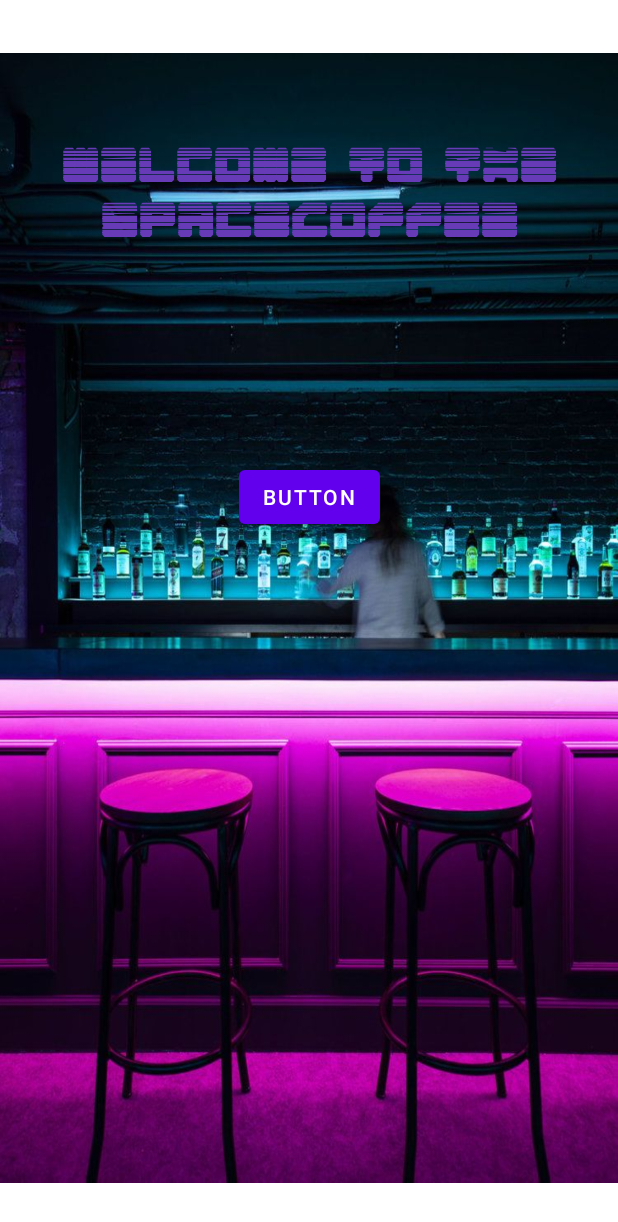
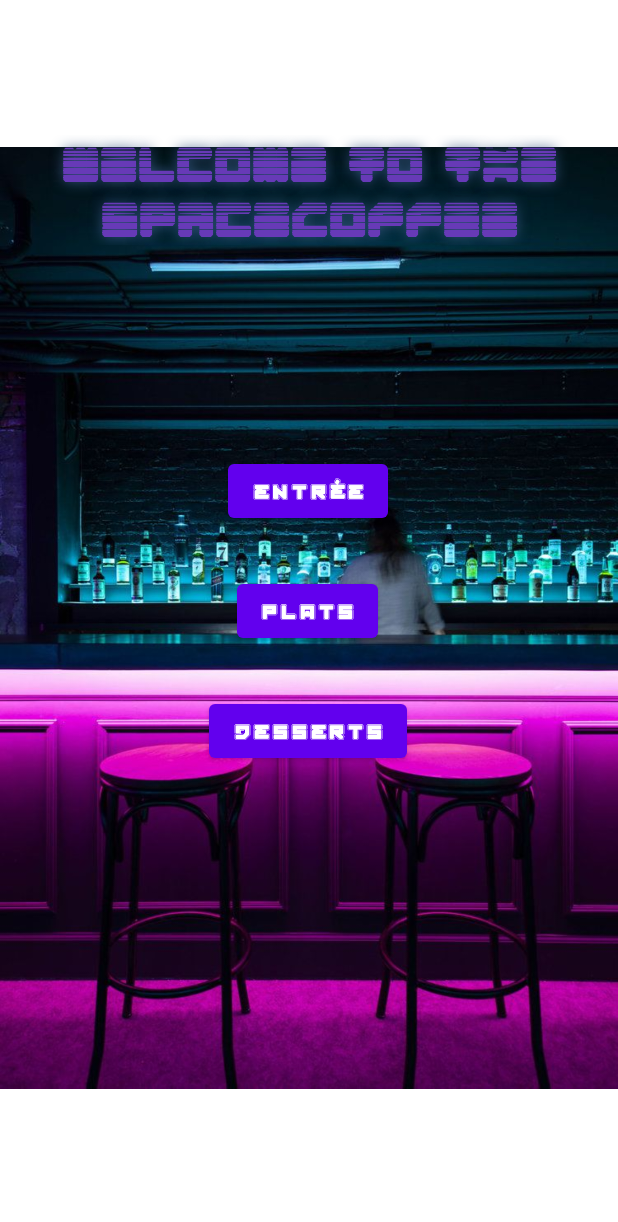
Before and after one commit to Delpig/AndroidERestaurant, an Android app: the layout activity_home.xml on its own in the app's theme, with its tools: preview values and no code run, on a phone screen of 412 x 824 dp. Shown: the top 1222 px of the screen. Run offline under Robolectric (Android 15) with nearby library versions, the light colour scheme and no system bars.

Commit message:
Partie 1 finis

```diff
--- a/app/build.gradle
+++ b/app/build.gradle
@@ -30,6 +30,10 @@ android {
     kotlinOptions {
         jvmTarget = '1.8'
     }
+
+    buildFeatures {
+        viewBinding true
+    }
 }
 
 dependencies {
--- a/app/src/main/AndroidManifest.xml
+++ b/app/src/main/AndroidManifest.xml
@@ -9,6 +9,7 @@
         android:roundIcon="@mipmap/ic_launcher_round"
         android:supportsRtl="true"
         android:theme="@style/Theme.AndroidERestaurant">
+        <activity android:name=".FoodActivity"></activity>
         <activity android:name=".HomeActivity">
             <intent-filter>
                 <action android:name="android.intent.action.MAIN" />
--- a/app/src/main/res/layout/activity_home.xml
+++ b/app/src/main/res/layout/activity_home.xml
@@ -8,15 +8,16 @@
 
     <ImageView
         android:id="@+id/imageView"
-        android:layout_width="wrap_content"
-        android:layout_height="wrap_content"
+        android:layout_width="0dp"
+        android:layout_height="0dp"
         android:contentDescription="@string/background_description"
-        android:scaleY="1.2"
+        android:visibility="visible"
         app:layout_constraintBottom_toBottomOf="parent"
         app:layout_constraintEnd_toEndOf="parent"
         app:layout_constraintStart_toStartOf="parent"
         app:layout_constraintTop_toTopOf="parent"
-        tools:srcCompat="@drawable/home_background" />
+        tools:srcCompat="@drawable/home_background"
+        tools:visibility="visible" />
 
     <TextView
         android:id="@+id/textView"
@@ -25,6 +26,10 @@
         android:layout_marginStart="32dp"
         android:layout_marginEnd="32dp"
         android:fontFamily="@font/omegagradient"
+        android:shadowColor="@color/ShinyBlud"
+        android:shadowDx="0"
+        android:shadowDy="0"
+        android:shadowRadius="10"
         android:text="@string/title_home"
         android:textAlignment="center"
         android:textColor="#673AB7"
@@ -40,10 +45,36 @@
         android:id="@+id/button"
         android:layout_width="wrap_content"
         android:layout_height="wrap_content"
-        android:layout_marginTop="144dp"
-        android:text="Button"
+        android:layout_marginTop="140dp"
+        android:fontFamily="@font/omegapro"
+        android:text="@string/entree"
         app:layout_constraintEnd_toEndOf="@+id/textView"
+        app:layout_constraintHorizontal_bias="0.497"
         app:layout_constraintStart_toStartOf="@+id/textView"
         app:layout_constraintTop_toBottomOf="@+id/textView" />
 
+    <Button
+        android:id="@+id/button2"
+        android:layout_width="wrap_content"
+        android:layout_height="wrap_content"
+        android:layout_marginTop="32dp"
+        android:fontFamily="@font/omegapro"
+        android:text="@string/plat"
+        app:layout_constraintEnd_toEndOf="@+id/textView"
+        app:layout_constraintHorizontal_bias="0.497"
+        app:layout_constraintStart_toStartOf="@+id/textView"
+        app:layout_constraintTop_toBottomOf="@+id/button" />
+
+    <Button
+        android:id="@+id/button3"
+        android:layout_width="wrap_content"
+        android:layout_height="wrap_content"
+        android:layout_marginTop="32dp"
+        android:fontFamily="@font/omegapro"
+        android:text="@string/dessert"
+        app:layout_constraintEnd_toEndOf="@+id/textView"
+        app:layout_constraintHorizontal_bias="0.497"
+        app:layout_constraintStart_toStartOf="@+id/textView"
+        app:layout_constraintTop_toBottomOf="@+id/button2" />
+
 </androidx.constraintlayout.widget.ConstraintLayout>
--- a/app/src/main/res/values/colors.xml
+++ b/app/src/main/res/values/colors.xml
@@ -7,4 +7,5 @@
     <color name="teal_700">#FF018786</color>
     <color name="black">#FF000000</color>
     <color name="white">#FFFFFFFF</color>
+    <color name="ShinyBlud">#32527B</color>
 </resources>
--- a/app/src/main/res/values/strings.xml
+++ b/app/src/main/res/values/strings.xml
@@ -2,4 +2,7 @@
     <string name="app_name">AndroidERestaurant</string>
     <string name="title_home">Welcome to the SpaceCoffee</string>
     <string name="background_description">barComptoir</string>
+    <string name="entree">Entrée</string>
+    <string name="plat">Plats</string>
+    <string name="dessert">Desserts</string>
 </resources>
```
Also changed, not shown: app/src/main/java/com/example/androiderestaurant/FoodActivity.kt (added, +11 -0 lines), app/src/main/java/com/example/androiderestaurant/HomeActivity.kt (+10 -1 lines), app/src/main/res/layout/activity_food.xml (added, +9 -0 lines).
